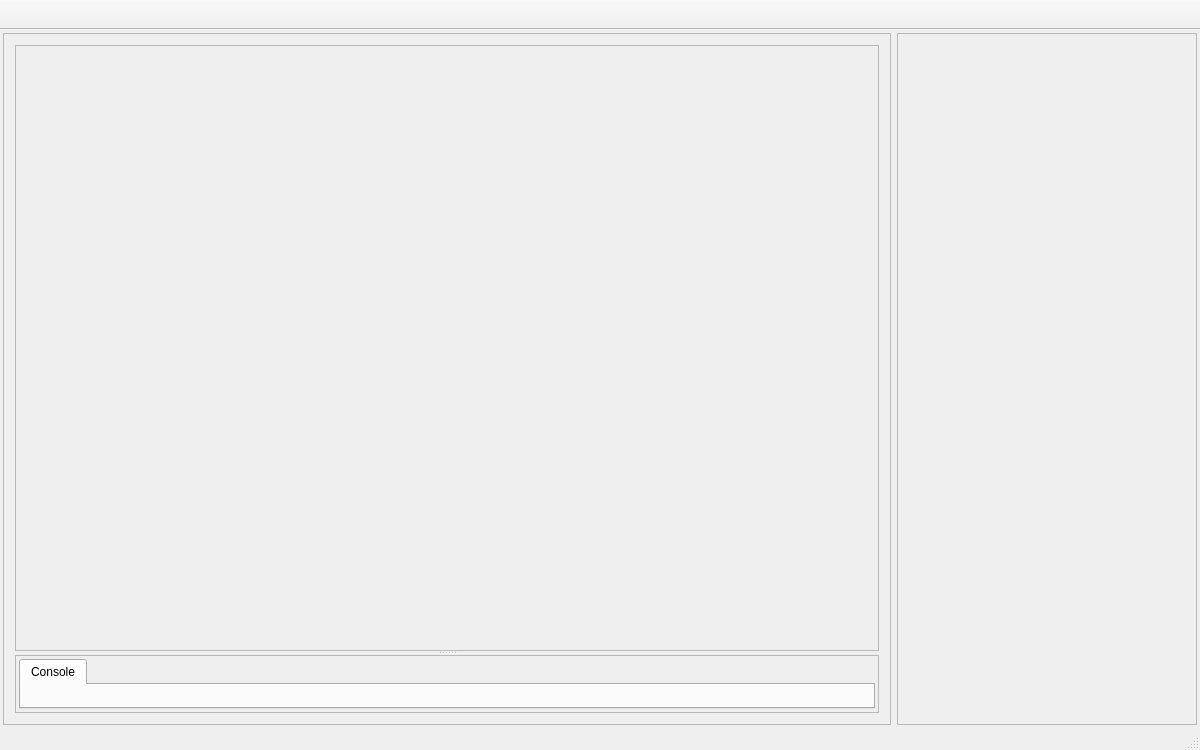
First picture: the form in BlackCat.Editor/Editor/bcBlackCatEditor.ui, repository MohammadRB/BlackCat-Engine, before the edit.
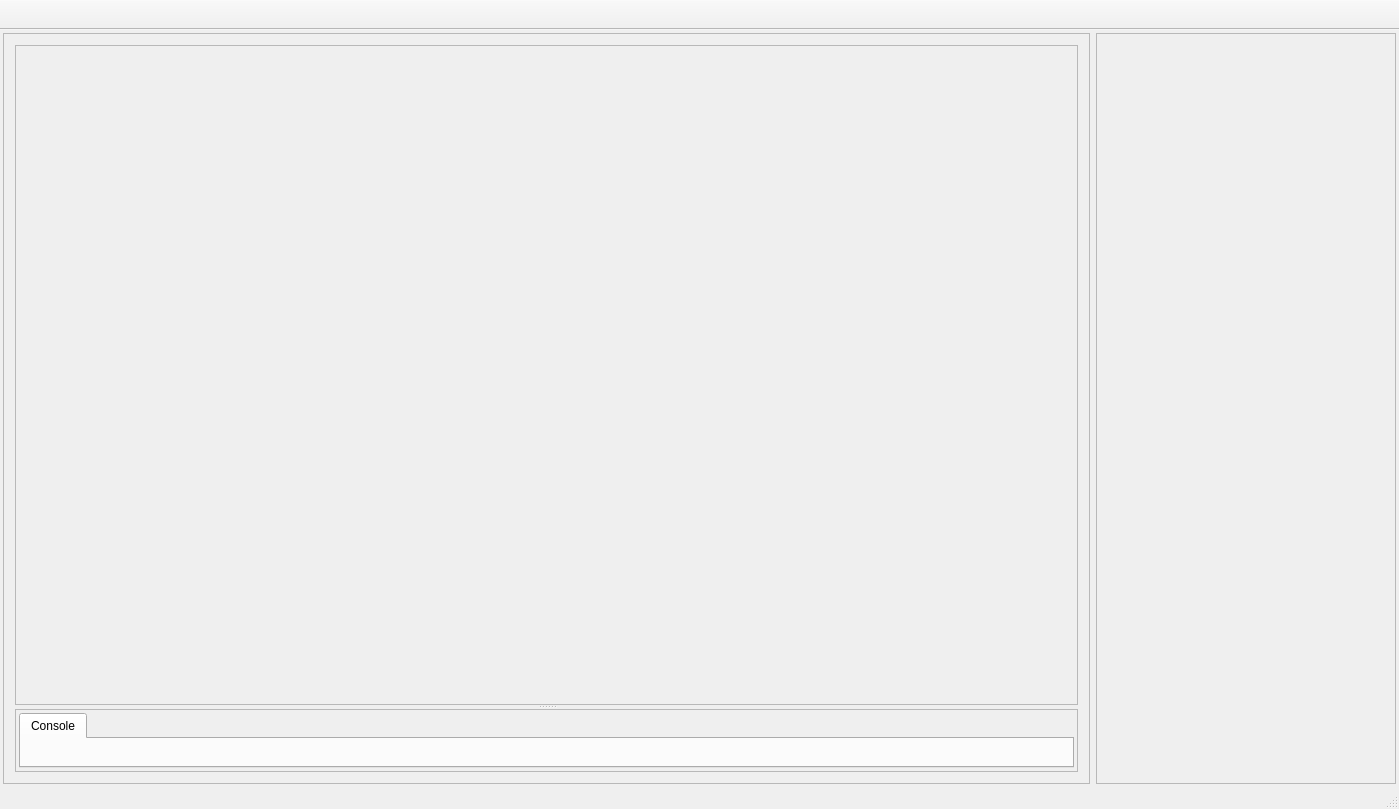
Second picture: the form after the edit.

Diff of the .ui file:
```diff
--- a/BlackCat.Editor/Editor/bcBlackCatEditor.ui
+++ b/BlackCat.Editor/Editor/bcBlackCatEditor.ui
@@ -6,8 +6,8 @@
    <rect>
     <x>0</x>
     <y>0</y>
-    <width>1200</width>
-    <height>750</height>
+    <width>1399</width>
+    <height>809</height>
    </rect>
   </property>
   <property name="sizePolicy">
```
Left out of the diff: 4 changed lines with no effect on the pictures.
